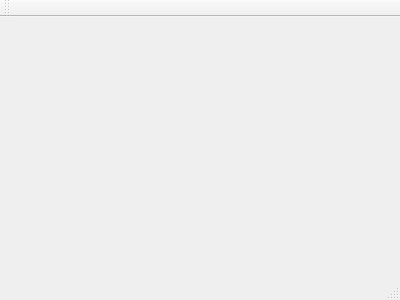
rafae11/DataStorage, file DataStorageApplication/mainwindow.ui: the form before one commit.
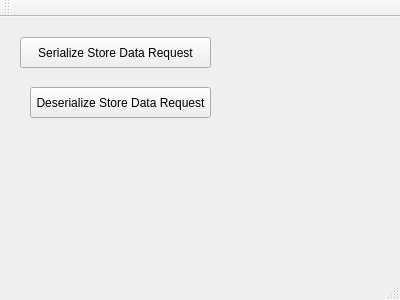
The form after the commit.

Commit message:
overload message class
overload message class

Diff of the .ui file:
```diff
--- a/DataStorageApplication/mainwindow.ui
+++ b/DataStorageApplication/mainwindow.ui
@@ -12,13 +12,55 @@
   <property name="windowTitle" >
    <string>MainWindow</string>
   </property>
-  <widget class="QMenuBar" name="menuBar" />
-  <widget class="QToolBar" name="mainToolBar" />
-  <widget class="QWidget" name="centralWidget" />
-  <widget class="QStatusBar" name="statusBar" />
+  <widget class="QWidget" name="centralWidget">
+   <widget class="QPushButton" name="storedata">
+    <property name="geometry">
+     <rect>
+      <x>20</x>
+      <y>20</y>
+      <width>191</width>
+      <height>31</height>
+     </rect>
+    </property>
+    <property name="text">
+     <string>Serialize Store Data Request</string>
+    </property>
+   </widget>
+   <widget class="QPushButton" name="pushButton">
+    <property name="geometry">
+     <rect>
+      <x>30</x>
+      <y>70</y>
+      <width>181</width>
+      <height>31</height>
+     </rect>
+    </property>
+    <property name="text">
+     <string>Deserialize Store Data Request</string>
+    </property>
+   </widget>
+  </widget>
+  <widget class="QMenuBar" name="menuBar">
+   <property name="geometry">
+    <rect>
+     <x>0</x>
+     <y>0</y>
+     <width>400</width>
+     <height>21</height>
+    </rect>
+   </property>
+  </widget>
+  <widget class="QToolBar" name="mainToolBar">
+   <attribute name="toolBarArea">
+    <enum>TopToolBarArea</enum>
+   </attribute>
+   <attribute name="toolBarBreak">
+    <bool>false</bool>
+   </attribute>
+  </widget>
+  <widget class="QStatusBar" name="statusBar"/>
  </widget>
- <layoutDefault spacing="6" margin="11" />
- <pixmapfunction></pixmapfunction>
+ <layoutdefault spacing="6" margin="11"/>
  <resources/>
  <connections/>
 </ui>
```
Left out of the diff: 7 changed lines with no effect on the pictures. The commit also changes 20 other files.
